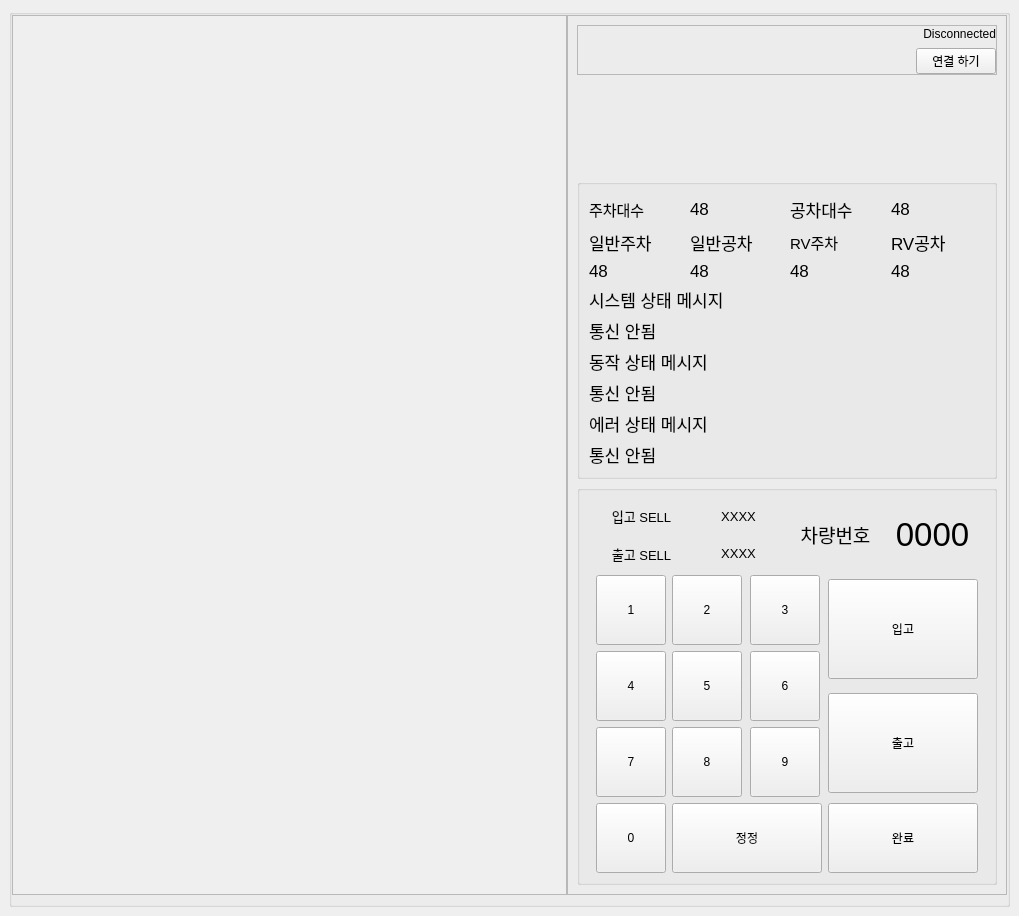
Before: the Qt Designer form ui/monitor.ui in Mistive/PLCMonitoring, drawn with Qt 5.
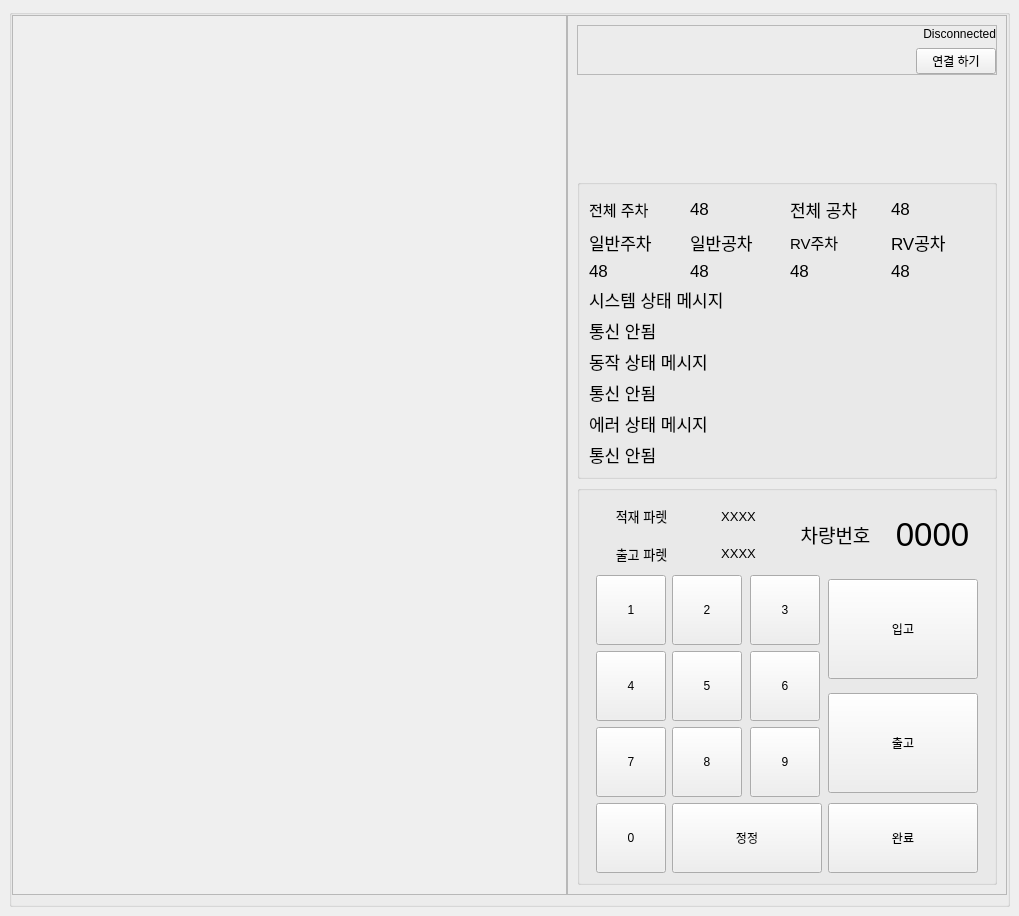
After: the same form once the commit is applied.

```diff
--- a/ui/monitor.ui
+++ b/ui/monitor.ui
@@ -138,7 +138,7 @@
                   </font>
                  </property>
                  <property name="text">
-                  <string>주차대수</string>
+                  <string>전체 주차</string>
                  </property>
                 </widget>
                </item>
@@ -162,7 +162,7 @@
                   </font>
                  </property>
                  <property name="text">
-                  <string>공차대수</string>
+                  <string>전체 공차</string>
                  </property>
                 </widget>
                </item>
@@ -426,7 +426,7 @@
                     </font>
                    </property>
                    <property name="text">
-                    <string>입고 SELL</string>
+                    <string>적재 파렛</string>
                    </property>
                    <property name="alignment">
                     <set>Qt::AlignCenter</set>
@@ -480,7 +480,7 @@
                     </font>
                    </property>
                    <property name="text">
-                    <string>출고 SELL</string>
+                    <string>출고 파렛</string>
                    </property>
                    <property name="alignment">
                     <set>Qt::AlignCenter</set>
```
